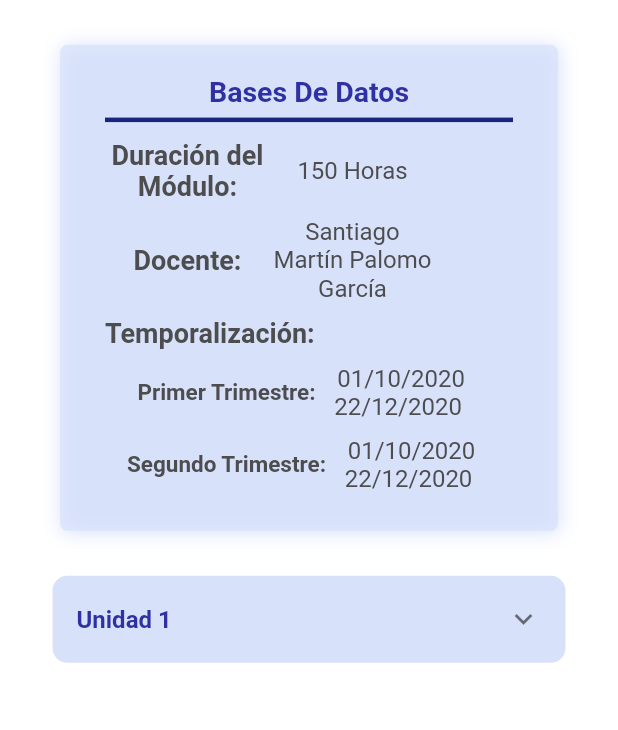
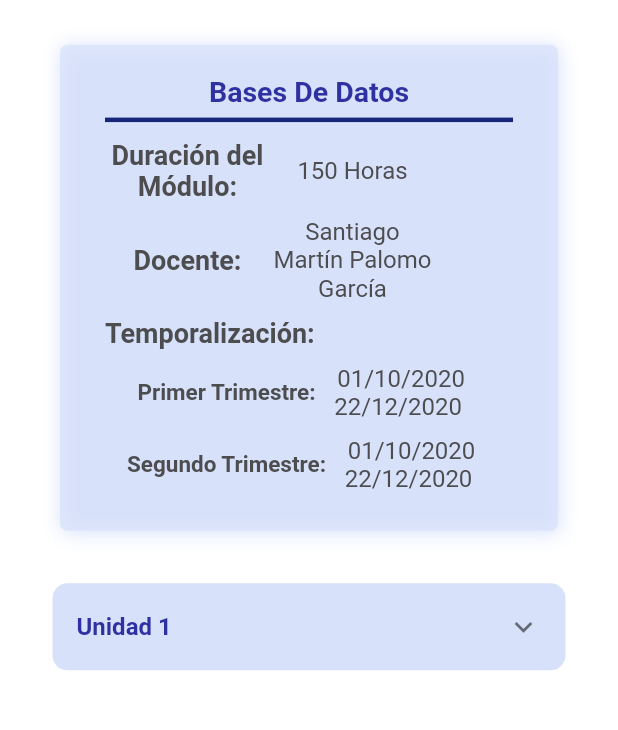
Before and after one commit to shistastic/CesurCampusOnline, a Flutter app: the SubjectInfo screen opened directly, on a phone screen of 412 x 824 dp, the part 263-993 px from its top. Run offline on Flutter 3.47's test engine with Material 2 defaults, Android fonts, the phone set to English and light mode, and no system bars; our stand-ins replace sqflite; accounts and stored records are empty.

Commit message:
Subject Padding change

```diff
--- a/lib/screens/subject.dart
+++ b/lib/screens/subject.dart
@@ -208,7 +208,7 @@ class _SubjectInfoState extends State<SubjectInfo> {
             ),
           ),
           Padding(
-            padding: EdgeInsets.symmetric(vertical: 30, horizontal: 35),
+            padding: EdgeInsets.symmetric(vertical: 35, horizontal: 35),
             child: Container(
               decoration: BoxDecoration(
                 color: CustomColors.bgLightBlue,
```
